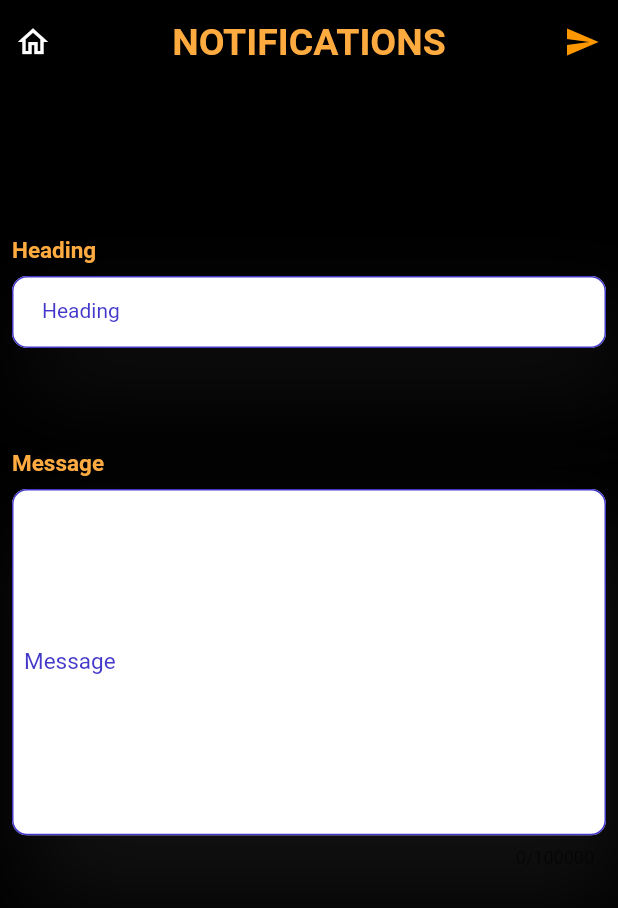
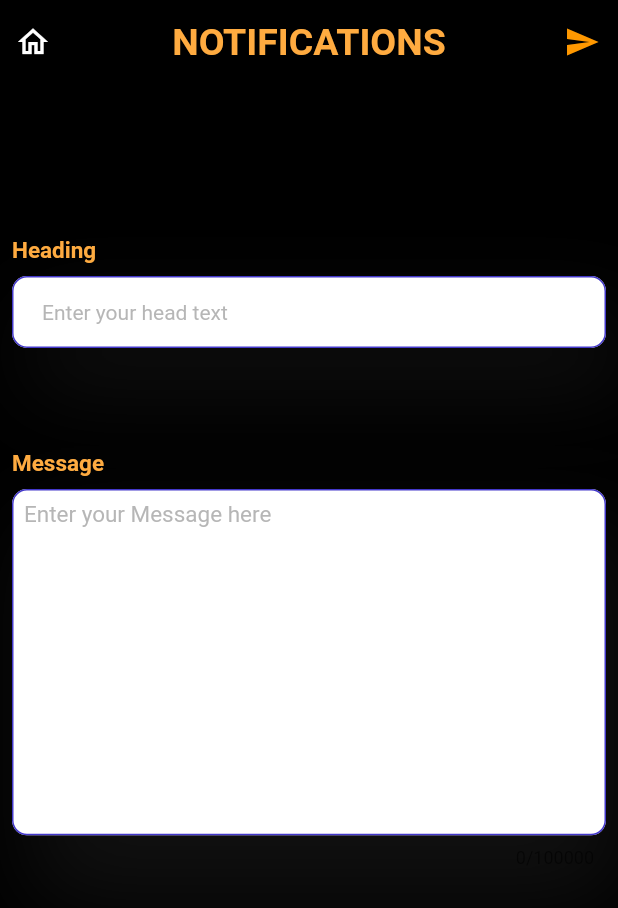
Before and after one commit to DANUSHRAJ/Placement_PA_TPO, a Flutter app: the Notifications screen opened directly, on a phone screen of 412 x 824 dp. Shown: the top 908 px of the screen. Run offline on Flutter 3.47's test engine with Material 2 defaults, Android fonts, the phone set to English and light mode, and no system bars; our stand-ins replace animated_text_kit, dio, fl_chart, flutter_advanced_switch, flutter_easyloading, flutter_neumorphic and 10 more; missing offline and left inert: onesignal_flutter; project files that could hold a hidden picture were left out.

```diff
--- a/lib/Screens/Notifications.dart
+++ b/lib/Screens/Notifications.dart
@@ -150,8 +150,8 @@ class EmailInputFb2 extends StatelessWidget {
               maxLength: 100000,
               style: const TextStyle(fontSize: 15, color: Colors.black),
               decoration: InputDecoration(
-                label: const Text("Message"),
-                labelStyle: const TextStyle(color: primaryColor),
+                // label: const Text("Message"),
+                // labelStyle: const TextStyle(color: primaryColor),
                 // prefixIcon: Icon(Icons.email),
                 filled: true,
                 fillColor: accentColor,
@@ -231,8 +231,8 @@ class EmailInputFb3 extends StatelessWidget {
             keyboardType: TextInputType.emailAddress,
             style: const TextStyle(fontSize: 14, color: Colors.black),
             decoration: InputDecoration(
-              label: const Text("Heading"),
-              labelStyle: const TextStyle(color: primaryColor),
+              // label: const Text("Heading"),
+              // labelStyle: const TextStyle(color: primaryColor),
               // prefixIcon: Icon(Icons.email),
               filled: true,
               fillColor: accentColor,
@@ -347,6 +347,5 @@ class _ThumbsUpButtonState extends State<ThumbsUpButton> {
         gravity: ToastGravity.SNACKBAR, // location
         timeInSecForIosWeb: 1 // duration
         );
-
   }
 }
```
